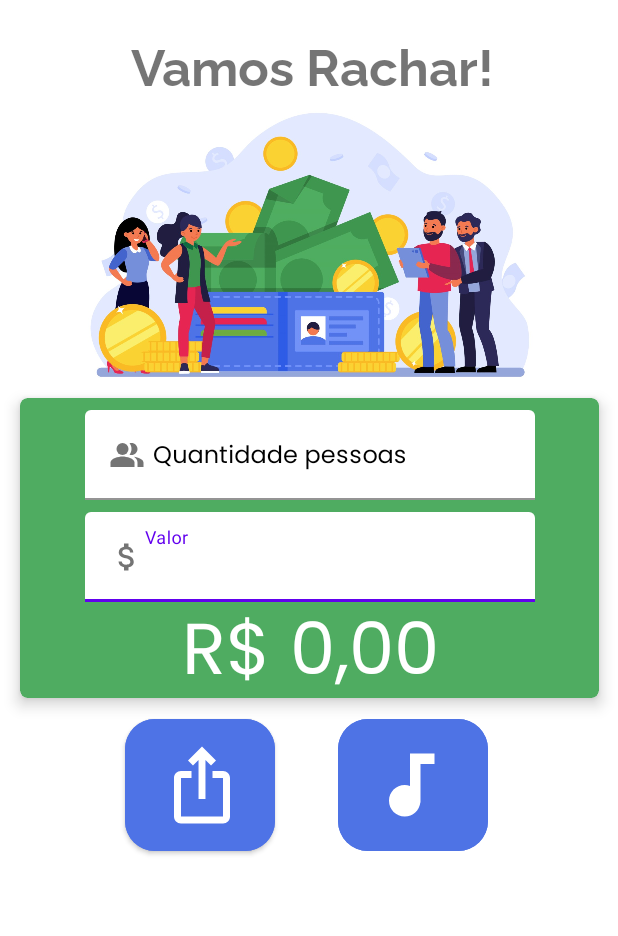
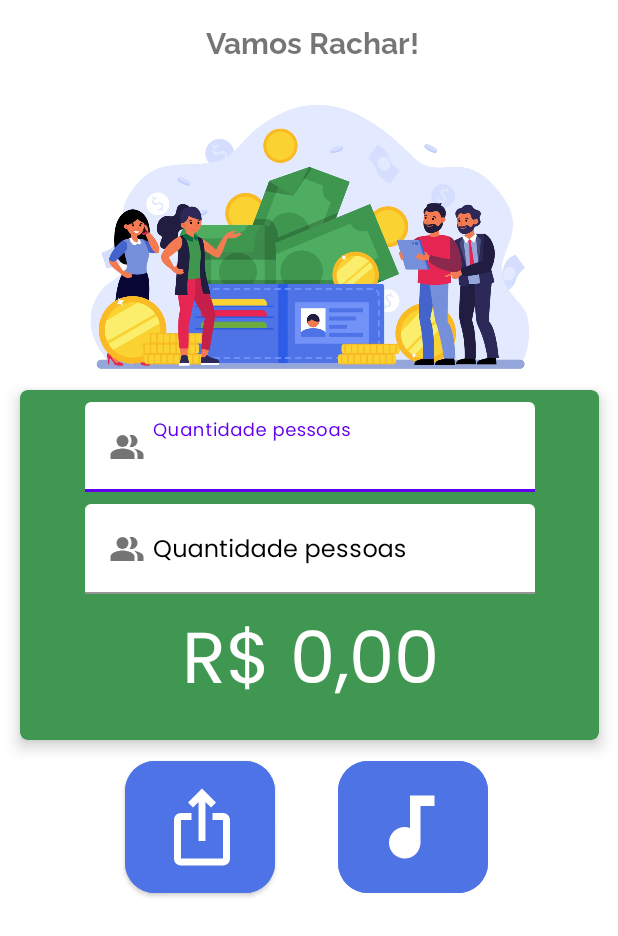
Before and after one commit to Vandzu/VamosRachar, an Android app: the screen it shows after launch (MainActivity), on a phone screen of 412 x 824 dp. Shown: the top 936 px of the screen. Run offline under Robolectric (Android 15) with nearby library versions, the phone set to English and light mode, and no system bars.

Commit message:
Ajustes acessibilidade

```diff
--- a/app/src/main/res/layout/activity_main.xml
+++ b/app/src/main/res/layout/activity_main.xml
@@ -3,16 +3,21 @@
     xmlns:app="http://schemas.android.com/apk/res-auto"
     xmlns:tools="http://schemas.android.com/tools"
     android:layout_width="match_parent"
-    android:layout_height="match_parent"
+    android:layout_height="wrap_content"
     tools:context=".MainActivity">
 
     <TextView
         android:id="@+id/textView"
         android:layout_width="wrap_content"
         android:layout_height="wrap_content"
+        android:autoSizeMaxTextSize="20sp"
+        android:autoSizeMinTextSize="12sp"
+        android:autoSizeTextType="uniform"
         android:fontFamily="@font/raleway_bold"
         android:text="@string/vamos_rachar"
+        android:textAlignment="center"
         android:textSize="34sp"
+        android:importantForAccessibility="yes"
         app:layout_constraintBottom_toBottomOf="parent"
         app:layout_constraintEnd_toEndOf="parent"
         app:layout_constraintHorizontal_bias="0.514"
@@ -24,6 +29,7 @@
         android:id="@+id/imageView4"
         android:layout_width="wrap_content"
         android:layout_height="200dp"
+        android:contentDescription="Logo da aplicação, pessoas contando dinheiro."
         app:layout_constraintEnd_toEndOf="parent"
         app:layout_constraintStart_toStartOf="parent"
         app:layout_constraintTop_toBottomOf="@+id/textView"
@@ -31,9 +37,10 @@
 
     <androidx.cardview.widget.CardView
         android:id="@+id/cardView"
-        android:layout_width="386dp"
+        android:layout_width="wrap_content"
         android:layout_height="wrap_content"
-        android:backgroundTint="#4FAC61"
+        android:backgroundTint="#409751"
+        android:minWidth="386dp"
         app:cardCornerRadius="5dp"
         app:cardElevation="6dp"
         app:layout_constraintEnd_toEndOf="parent"
@@ -41,35 +48,13 @@
         app:layout_constraintTop_toBottomOf="@+id/imageView4">
 
         <androidx.constraintlayout.widget.ConstraintLayout
-            android:layout_width="match_parent"
-            android:layout_height="200dp">
-
-            <com.google.android.material.textfield.TextInputLayout
-                android:id="@+id/textInputLayout2"
-                android:layout_width="300dp"
-                android:layout_height="60dp"
-                android:layout_marginTop="8dp"
-                android:textColorHint="@color/black"
-                app:layout_constraintEnd_toEndOf="parent"
-                app:layout_constraintStart_toStartOf="parent"
-                app:layout_constraintTop_toBottomOf="@+id/textInputLayout">
-
-                <com.google.android.material.textfield.TextInputEditText
-                    android:id="@+id/value"
-                    android:layout_width="300dp"
-                    android:layout_height="60dp"
-                    android:backgroundTint="#FFFFFF"
-                    android:drawableStart="@drawable/baseline_attach_money_24"
-                    android:gravity="center_vertical"
-                    android:hint="Valor"
-                    android:inputType="numberDecimal"
-                    android:padding="2dp"
-                    android:textColor="#000000" />
-            </com.google.android.material.textfield.TextInputLayout>
+            android:layout_width="wrap_content"
+            android:layout_height="wrap_content"
+            android:minWidth="386dp">
 
             <com.google.android.material.textfield.TextInputLayout
                 android:id="@+id/textInputLayout"
-                android:layout_width="300dp"
+                android:layout_width="wrap_content"
                 android:layout_height="wrap_content"
                 android:layout_marginTop="8dp"
                 android:textColorHint="@color/black"
@@ -79,8 +64,10 @@
 
                 <com.google.android.material.textfield.TextInputEditText
                     android:id="@+id/people"
-                    android:layout_width="300dp"
-                    android:layout_height="60dp"
+                    android:layout_width="match_parent"
+                    android:layout_height="wrap_content"
+                    android:autoSizeMaxTextSize="20sp"
+                    android:autoSizeMinTextSize="12sp"
                     android:backgroundTint="#FFFFFF"
                     android:drawableStart="@drawable/baseline_people_alt_24"
                     android:drawablePadding="5dp"
@@ -88,9 +75,40 @@
                     android:gravity="center_vertical"
                     android:hint="Quantidade pessoas"
                     android:inputType="number"
+                    android:minWidth="300dp"
+                    android:minHeight="60dp"
                     android:padding="2dp"
                     android:textColor="#000000" />
 
+            </com.google.android.material.textfield.TextInputLayout>
+
+            <com.google.android.material.textfield.TextInputLayout
+                android:id="@+id/textInputLayout2"
+                android:layout_width="wrap_content"
+                android:layout_height="wrap_content"
+                android:layout_marginTop="8dp"
+                android:textColorHint="@color/black"
+                app:layout_constraintEnd_toEndOf="parent"
+                app:layout_constraintStart_toStartOf="parent"
+                app:layout_constraintTop_toBottomOf="@+id/textInputLayout">
+
+                <com.google.android.material.textfield.TextInputEditText
+                    android:id="@+id/value"
+                    android:layout_width="match_parent"
+                    android:layout_height="wrap_content"
+                    android:autoSizeMaxTextSize="20sp"
+                    android:autoSizeMinTextSize="12sp"
+                    android:backgroundTint="#FFFFFF"
+                    android:drawableStart="@drawable/baseline_people_alt_24"
+                    android:drawablePadding="5dp"
+                    android:fontFamily="@font/poppins"
+                    android:gravity="center_vertical"
+                    android:hint="Quantidade pessoas"
+                    android:inputType="number"
+                    android:minWidth="300dp"
+                    android:minHeight="60dp"
+                    android:padding="2dp"
+                    android:textColor="#000000" />
             </com.google.android.material.textfield.TextInputLayout>
 
             <TextView
@@ -99,8 +117,12 @@
                 android:layout_height="wrap_content"
                 android:layout_marginTop="8dp"
                 android:layout_marginBottom="10dp"
+                android:autoSizeMaxTextSize="48sp"
+                android:autoSizeMinTextSize="12sp"
+                android:autoSizeTextType="uniform"
                 android:fontFamily="@font/poppins"
                 android:text="R$ 0,00"
+                android:textAppearance="@android:style/TextAppearance.Material"
                 android:textColor="#FFFFFF"
                 android:textSize="48sp"
                 app:layout_constraintBottom_toBottomOf="parent"
@@ -134,6 +156,7 @@
                 android:layout_width="100dp"
                 android:layout_height="100dp"
                 android:backgroundTint="#4E73E6"
+                android:contentDescription="Compartilhar resultado"
                 android:drawableLeft="@drawable/baseline_ios_share_24"
                 android:gravity="center_vertical"
                 android:paddingHorizontal="23dp"
@@ -150,6 +173,7 @@
                 android:layout_width="100dp"
                 android:layout_height="100dp"
                 android:backgroundTint="#4E73E5"
+                android:contentDescription="Ouvir resultado"
                 android:drawableLeft="@drawable/baseline_audiotrack_24"
                 android:insetTop="6dp"
                 android:paddingHorizontal="20dp"
```
